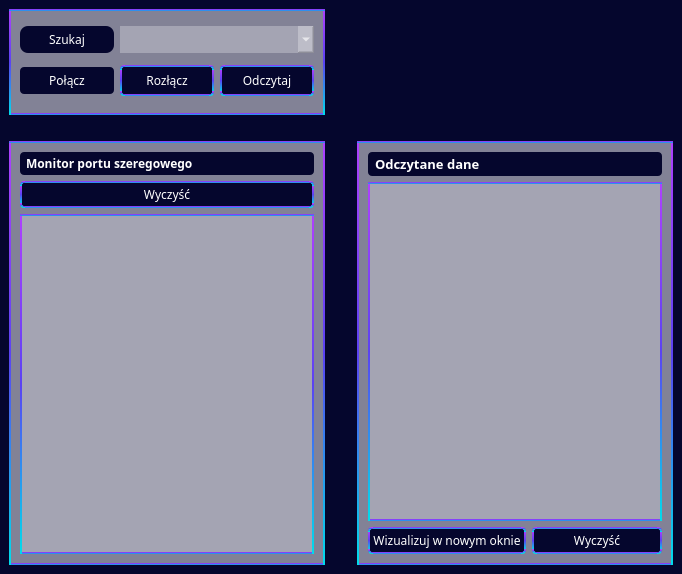
Old version of the form mainwindow.ui in the repository olala10/wds.
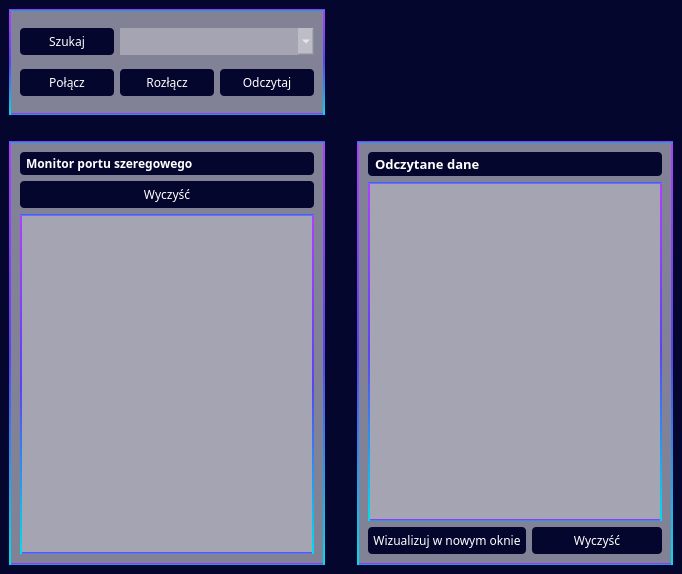
New version of the form.

What changed in the file:
```diff
--- a/mainwindow.ui
+++ b/mainwindow.ui
@@ -61,13 +61,13 @@
 
 border-radius: 4px;
   background-color: rgb(5, 6, 45);
-  border: 2px solid qlineargradient(spread:pad, x1:0.5, y1:0, x2:0.5, y2:1, stop:0 rgba(175, 64, 255, 255), stop:0.5 rgba(91, 66, 243, 255), stop:1 rgba(0, 221, 235, 255));
+  border: none;
   color: #FFFFFF;
   text-align: center;
-  padding: 3px;
-  touch-action: manipulation;
+  padding: 5px;
+
   white-space: nowrap;
-  cursor: pointer;
+
 }
 
 .QPushButton:hover {
@@ -170,14 +170,13 @@
 
 border-radius: 4px;
   background-color: rgb(5, 6, 45);
- border: none;
-border-radius: 8px;
+  border: none;
   color: #FFFFFF;
   text-align: center;
   padding: 5px;
-  touch-action: manipulation;
+
   white-space: nowrap;
-  cursor: pointer;
+
 }
 
 .QPushButton:hover {
@@ -243,13 +242,13 @@
 
 border-radius: 4px;
   background-color: rgb(5, 6, 45);
-  border: 2px solid qlineargradient(spread:pad, x1:0.5, y1:0, x2:0.5, y2:1, stop:0 rgba(175, 64, 255, 255), stop:0.5 rgba(91, 66, 243, 255), stop:1 rgba(0, 221, 235, 255));
+  border: none;
   color: #FFFFFF;
   text-align: center;
   padding: 5px;
-  touch-action: manipulation;
+
   white-space: nowrap;
-  cursor: pointer;
+
 }
 
 .QPushButton:hover {
@@ -273,13 +272,13 @@
 
 border-radius: 4px;
   background-color: rgb(5, 6, 45);
-  border: 2px solid qlineargradient(spread:pad, x1:0.5, y1:0, x2:0.5, y2:1, stop:0 rgba(175, 64, 255, 255), stop:0.5 rgba(91, 66, 243, 255), stop:1 rgba(0, 221, 235, 255));
+  border: none;
   color: #FFFFFF;
   text-align: center;
   padding: 5px;
-  touch-action: manipulation;
+
   white-space: nowrap;
-  cursor: pointer;
+
 }
 
 .QPushButton:hover {
@@ -288,10 +287,9 @@
 }
 
 .QPushButton:pressed {
-   background-color: rgba(175, 64, 255, 255);
-}
-
-</string>
+    background-color: rgb(5, 6, 45);
+    border: 2px solid  qlineargradient(spread:pad, x1:0.5, y1:0, x2:0.5, y2:1, stop:0 rgba(175, 64, 255, 255), stop:0.5 rgba(91, 66, 243, 255), stop:1 rgba(0, 221, 235, 255));
+}</string>
          </property>
          <property name="text">
           <string>Odczytaj</string>
@@ -345,13 +343,13 @@
 
 border-radius: 4px;
   background-color: rgb(5, 6, 45);
-  border: 2px solid qlineargradient(spread:pad, x1:0.5, y1:0, x2:0.5, y2:1, stop:0 rgba(175, 64, 255, 255), stop:0.5 rgba(91, 66, 243, 255), stop:1 rgba(0, 221, 235, 255));
+  border: none;
   color: #FFFFFF;
   text-align: center;
-  padding: 3px;
-  touch-action: manipulation;
+  padding: 5px;
+
   white-space: nowrap;
-  cursor: pointer;
+
 }
 
 .QPushButton:hover {
@@ -375,13 +373,13 @@
 
 border-radius: 4px;
   background-color: rgb(5, 6, 45);
-  border: 2px solid qlineargradient(spread:pad, x1:0.5, y1:0, x2:0.5, y2:1, stop:0 rgba(175, 64, 255, 255), stop:0.5 rgba(91, 66, 243, 255), stop:1 rgba(0, 221, 235, 255));
+  border: none;
   color: #FFFFFF;
   text-align: center;
-  padding: 3px;
-  touch-action: manipulation;
+  padding: 5px;
+
   white-space: nowrap;
-  cursor: pointer;
+
 }
 
 .QPushButton:hover {
```
Left out of the diff: 29 changed lines with no effect on the pictures.
